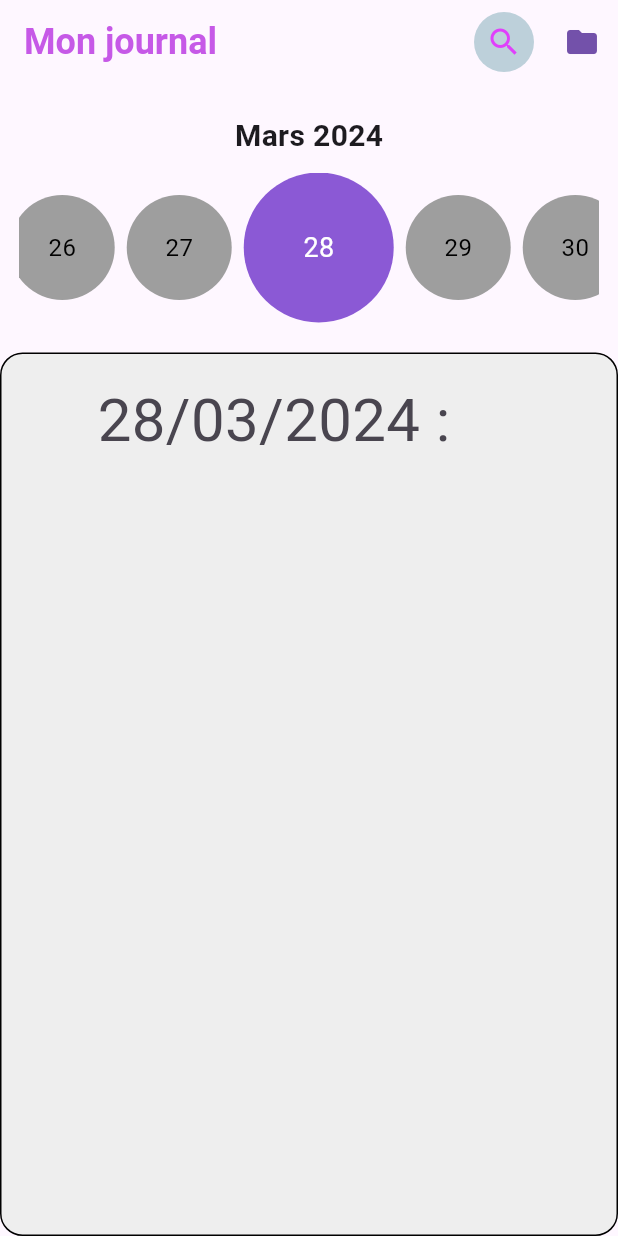
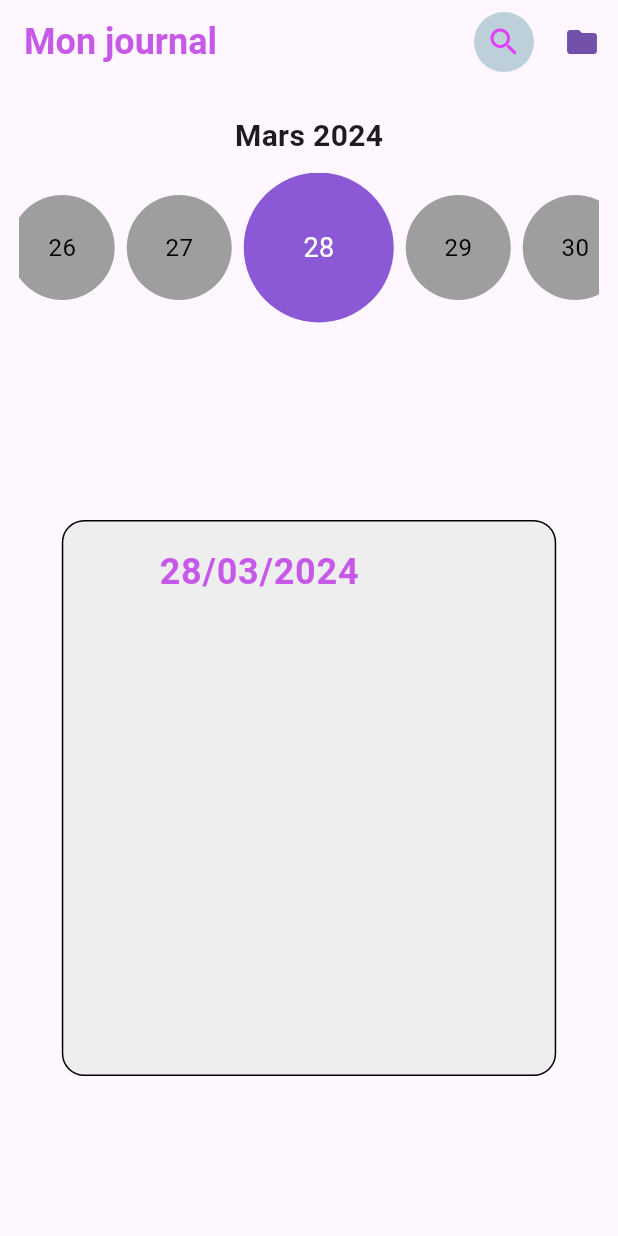
Before and after one commit to ThomasVly/Projet-F, a Flutter app: the Accueil screen opened directly, on a phone screen of 412 x 824 dp. Run offline on Flutter 3.47's test engine with Material 3 defaults, Android fonts, the phone set to English and light mode, and no system bars; our stand-ins replace image_picker, pie_chart, shared_preferences, table_calendar; accounts and stored records are empty.

```diff
--- a/lib/classes/accueil.dart
+++ b/lib/classes/accueil.dart
@@ -1,3 +1,5 @@
+import 'dart:io';
+
 import 'package:flutter/material.dart';
 import 'package:flutter_application_1/classes/dossiers.dart';
 import 'package:shared_preferences/shared_preferences.dart';
@@ -24,8 +26,7 @@ class _AccueilState extends State<Accueil> {
   var temp = [];
   String textToPrint = "";
   String emotion = "";
-
-
+  String photo = "";
 
   final List<Map<String, dynamic>> _emotions = [
     {'name': 'Joie', 'emoji': '😊'},
@@ -51,7 +52,7 @@ class _AccueilState extends State<Accueil> {
 
   retrieveStringValue() async {
     SharedPreferences prefs = await SharedPreferences.getInstance();
-    String dateString =DateFormat('dd/MM/yyyy').format(selectedDate);
+    String dateString = DateFormat('dd/MM/yyyy').format(selectedDate);
 
     String? value = prefs.getString(dateString);
     if (value != null) {
@@ -59,16 +60,30 @@ class _AccueilState extends State<Accueil> {
         note = value;
         textToPrint = note.split("<>")[0];
 
-        if (note.split("<>")[3]=="Joie"){emotion = '😊';}
-        if (note.split("<>")[3]=="Tristesse"){emotion = '😢';}
-        if (note.split("<>")[3]=="Colère"){emotion = '😡';}
-        if (note.split("<>")[3]=="Amour"){emotion = '😍';}
-        if (note.split("<>")[3]=="Choc"){emotion = '😱';}
-        if (note.split("<>")[3]=="Peur"){emotion = '😖';}
+        if (note.split("<>")[3] == "Joie") {
+          emotion = '😊';
+        }
+        if (note.split("<>")[3] == "Tristesse") {
+          emotion = '😢';
+        }
+        if (note.split("<>")[3] == "Colère") {
+          emotion = '😡';
+        }
+        if (note.split("<>")[3] == "Amour") {
+          emotion = '😍';
+        }
+        if (note.split("<>")[3] == "Choc") {
+          emotion = '😱';
+        }
+        if (note.split("<>")[3] == "Peur") {
+          emotion = '😖';
+        }
+        photo = note.split("<>")[4];
+        print("temp");
+        print(photo);
       });
     }
   }
-
 
   void _scrollToSelectedDate() {
     final screenWidth = MediaQuery.of(context).size.width;
@@ -179,8 +194,9 @@ class _AccueilState extends State<Accueil> {
                           GestureDetector(
                             onTap: () {
                               setState(() {
-                                textToPrint ="Il n'y a pas de notes pour le ${DateFormat('dd/MM/yyyy').format(selectedDate.add(Duration(days: 1)))}";
-                                note="";
+                                textToPrint =
+                                "Il n'y a pas de notes pour le ${DateFormat('dd/MM/yyyy').format(selectedDate.add(Duration(days: 1)))}";
+                                note = "";
                                 emotion = "";
                                 retrieveStringValue();
                                 selectedDate =
@@ -250,29 +266,54 @@ class _AccueilState extends State<Accueil> {
                     1), // Espace vide équivalent à la moitié de la largeur de l'écran
               ],
             ),
-
-
-            const SizedBox(height: 20),
+            const SizedBox(height: 25),
             Expanded(
+              child: Center(
                 child: Container(
-                  padding: EdgeInsets.all(8.0), // Adjust padding as needed
+                  width: MediaQuery.of(context).size.width * 0.8,
+                  height: MediaQuery.of(context).size.height *
+                      0.45, // 80% of screen width
                   decoration: BoxDecoration(
                     color: Colors.grey[200], // Change color as needed
-                    border: Border.all(color: Colors.black), // Change color as needed
-                    borderRadius: BorderRadius.circular(15), // Adjust the radius as needed
+                    border: Border.all(
+                        color: Colors.black), // Change color as needed
+                    borderRadius: BorderRadius.circular(
+                        15), // Adjust the radius as needed
                   ),
-                  child: ListTile(
+                  child: Padding(
+                    padding: EdgeInsets.all(8.0), // Adjust padding as needed
+                    child: Column(
+                    children: [
+                      ListTile(
                       leading: Text(
                         emotion,
-                        style: TextStyle(fontSize: 40),
+                        style: TextStyle(
+                          fontSize: 20,
+                        ),
+                      ),
+                      title: Text(
+                        "${DateFormat('dd/MM/yyyy').format(selectedDate)}",
+                        style: AppDesign.titleStyle,
                       ),
                       subtitle: Text(
-                        "${DateFormat('dd/MM/yyyy').format(selectedDate)} : $textToPrint",
-                        style: TextStyle(fontSize: 40),
-                      )
+                        "$textToPrint",
+                        style: AppDesign.bodyStyle,
+                      ),
+                    ),
+                      if (photo != null && photo.isNotEmpty)
+                        Expanded(
+                          child: Image.file(
+                            File(photo),
+                            fit: BoxFit.contain,
+                            width: MediaQuery.of(context).size.width*0.6,
+                          ),
+                        ),
+                    ]
+                    ),
                   )
                   ),
-            )
+              ),
+            ),
 
           ],
         ),
```
Lines whose indentation alone changed are shown as unchanged.
